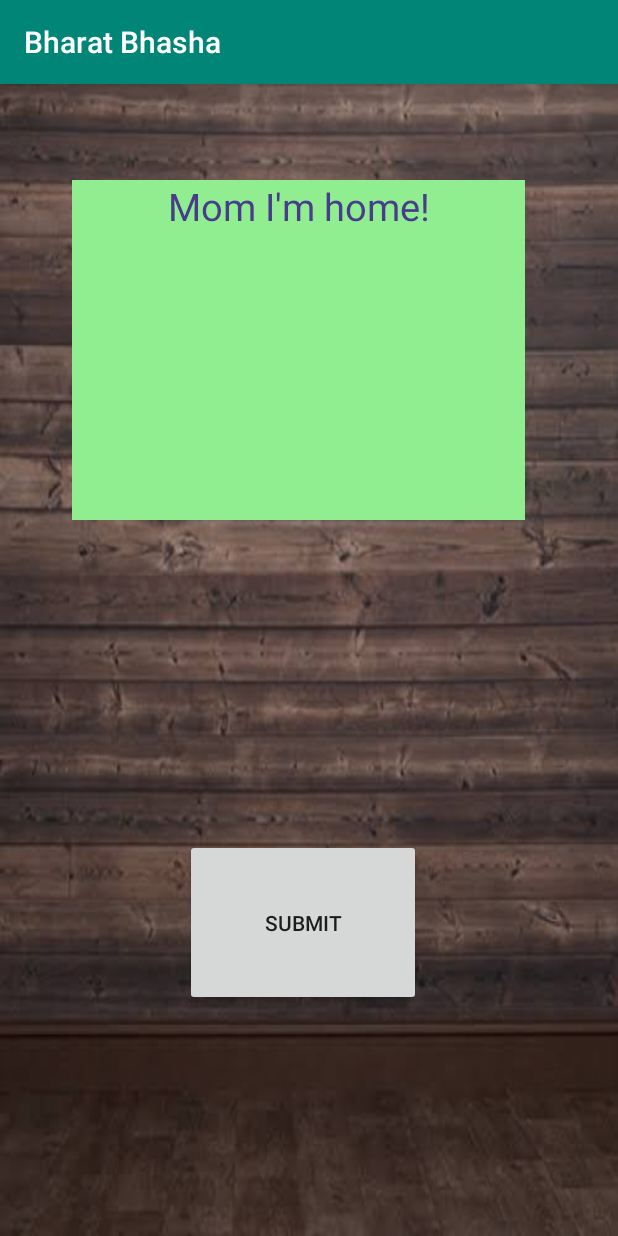
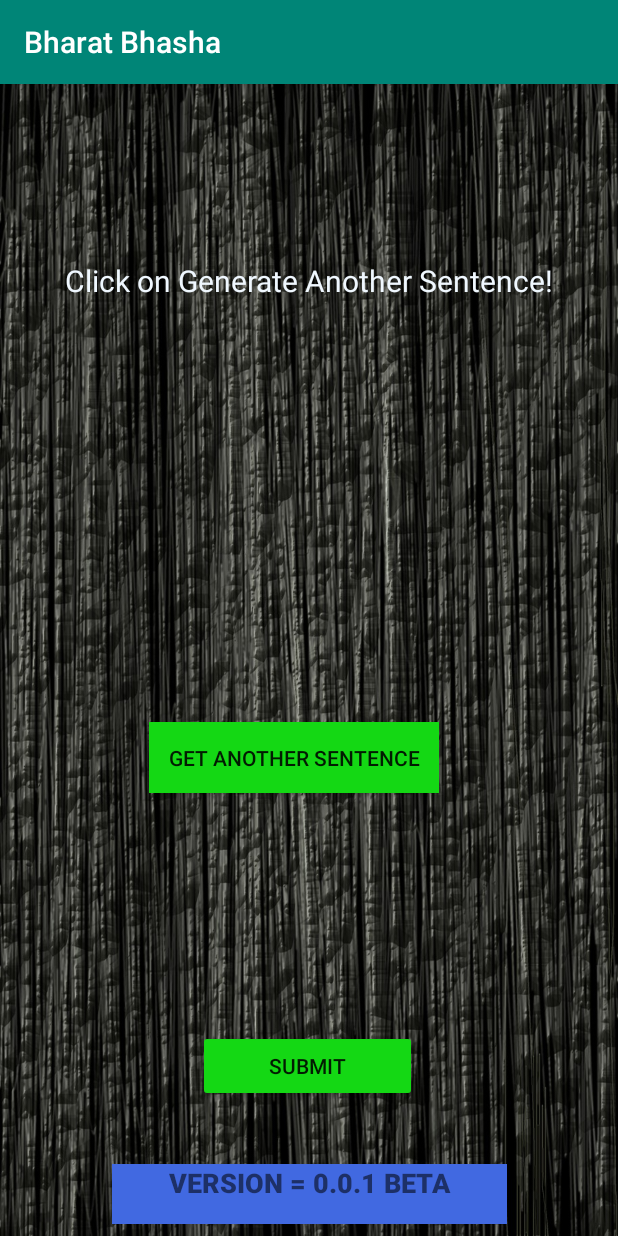
Before and after one commit to prateekraawat1/Tts_indian_lang, an Android app: the screen it shows after launch (MainActivity), on a phone screen of 412 x 824 dp. Run offline under Robolectric (Android 15) with nearby library versions, the phone set to English and light mode, and no system bars.

Commit message:
added bg
added bg and adjusted edittext

```diff
--- a/app/src/main/res/layout/activity_main.xml
+++ b/app/src/main/res/layout/activity_main.xml
@@ -1,45 +1,82 @@
 <?xml version="1.0" encoding="utf-8"?>
-<RelativeLayout xmlns:android="http://schemas.android.com/apk/res/android"
+<android.support.constraint.ConstraintLayout xmlns:android="http://schemas.android.com/apk/res/android"
     xmlns:app="http://schemas.android.com/apk/res-auto"
     xmlns:tools="http://schemas.android.com/tools"
     android:layout_width="match_parent"
     android:layout_height="match_parent"
-    android:background="@drawable/images"
+    android:background="@drawable/bg"
     tools:context=".MainActivity">
-    \
 
     <TextView
         android:id="@+id/textView_sentence"
-        android:layout_width="300dp"
-        android:layout_height="155dp"
-        android:layout_alignParentStart="true"
-        android:layout_alignParentTop="true"
-        android:layout_alignParentEnd="true"
-        android:layout_alignParentBottom="true"
+        android:layout_width="345dp"
+        android:layout_height="246dp"
+        android:layout_margin="20px"
         android:layout_marginHorizontal="20mm"
-        android:layout_marginStart="48dp"
-        android:layout_marginTop="64dp"
-        android:layout_marginEnd="62dp"
-        android:layout_marginBottom="477dp"
-        android:background="@color/_light_green"
-        android:text="Mom I'm home!"
+        android:layout_marginLeft="10dp"
+        android:layout_marginRight="10dp"
+        android:text="Click on Generate Another Sentence!"
         android:textAlignment="center"
-        android:textColor="@color/dark_slate_blue"
-        android:textSize="25dp" />
+        android:textColor="@color/alice_blue"
+        android:textSize="20dp"
+        app:layout_constraintBottom_toBottomOf="parent"
+        app:layout_constraintLeft_toLeftOf="parent"
+        app:layout_constraintRight_toRightOf="parent"
+        app:layout_constraintTop_toTopOf="parent"
+        app:layout_constraintVertical_bias="0.21" />
 
     <Button
         android:id="@+id/button_submit"
-        android:layout_width="157dp"
-        android:layout_height="75dp"
-        android:layout_alignParentStart="true"
-        android:layout_alignParentTop="true"
-        android:layout_alignParentEnd="true"
-        android:layout_alignParentBottom="true"
-        android:layout_marginStart="123dp"
-        android:layout_marginTop="503dp"
-        android:layout_marginEnd="131dp"
-        android:layout_marginBottom="153dp"
-        android:text="Submit" />
+        android:layout_width="146dp"
+        android:layout_height="wrap_content"
+        android:layout_marginStart="8dp"
+        android:layout_marginTop="8dp"
+        android:layout_marginEnd="8dp"
+        android:layout_marginBottom="8dp"
+        android:backgroundTint="@color/dark_green"
+        android:text="Submit"
+        app:layout_constraintBottom_toBottomOf="parent"
+        app:layout_constraintEnd_toEndOf="parent"
+        app:layout_constraintHorizontal_bias="0.497"
+        app:layout_constraintStart_toStartOf="parent"
+        app:layout_constraintTop_toTopOf="parent"
+        app:layout_constraintVertical_bias="0.884" />
 
+    <TextView
+        android:id="@+id/textView_footer"
+        android:layout_width="263dp"
+        android:layout_height="40dp"
+        android:layout_marginStart="8dp"
+        android:layout_marginEnd="8dp"
+        android:layout_marginBottom="8dp"
+        android:background="@color/royal_blue"
+        android:fontFamily="sans-serif-black"
+        android:text="@string/app_version"
+        android:textAlignment="center"
+        android:textAllCaps="true"
+        android:textSize="18dp"
+        app:layout_constraintBottom_toBottomOf="parent"
+        app:layout_constraintEnd_toEndOf="parent"
+        app:layout_constraintStart_toStartOf="parent">
 
-</RelativeLayout>
+    </TextView>
+
+    <Button
+        android:id="@+id/button_generate_text"
+        android:layout_width="193dp"
+        android:layout_height="47dp"
+        android:layout_marginStart="8dp"
+        android:layout_marginTop="8dp"
+        android:layout_marginEnd="8dp"
+        android:layout_marginBottom="8dp"
+        android:background="@color/dark_green"
+        android:onClick="generate_text"
+        android:text="Get another sentence"
+        app:layout_constraintBottom_toBottomOf="parent"
+        app:layout_constraintEnd_toEndOf="parent"
+        app:layout_constraintHorizontal_bias="0.45"
+        app:layout_constraintStart_toStartOf="parent"
+        app:layout_constraintTop_toTopOf="parent"
+        app:layout_constraintVertical_bias="0.592" />
+
+</android.support.constraint.ConstraintLayout>
```
Also changed, not shown: app/src/main/res/drawable/bg.jpg (added), app/src/main/res/drawable/images.jpeg (deleted).
